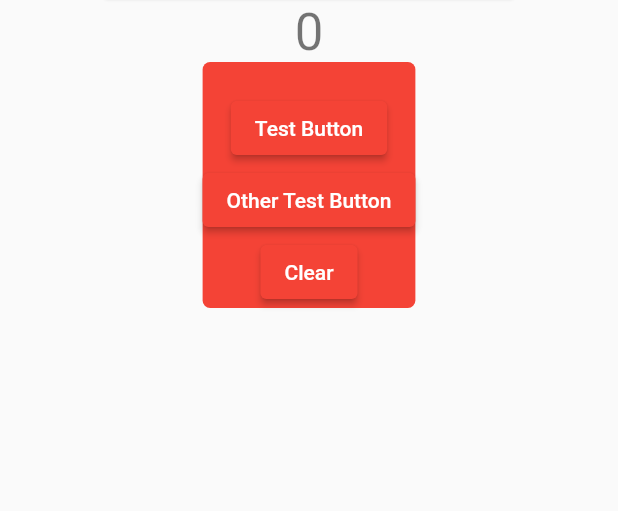
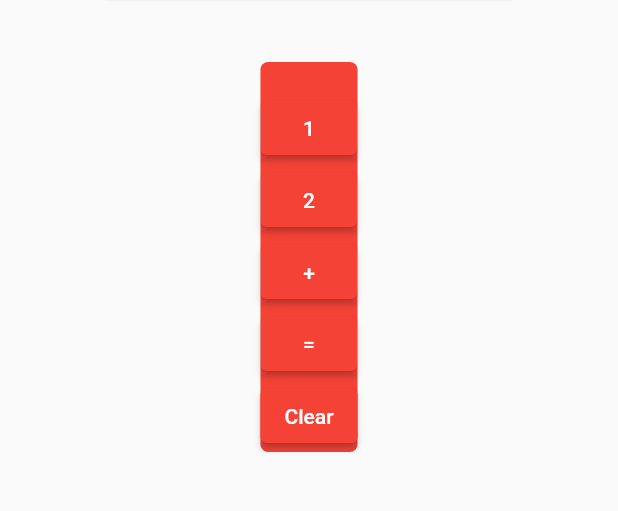
Before and after one commit to OwenPortfolio/flutter-calc, a Flutter app: the screen it shows after launch, on a phone screen of 412 x 824 dp, the part 166-677 px from its top. Run offline on Flutter 3.47's test engine with Material 2 defaults, Android fonts, the phone set to English and light mode, and no system bars; missing offline and left inert: function_tree.

Commit message:
add equation solving

```diff
--- a/lib/main.dart
+++ b/lib/main.dart
@@ -1,4 +1,5 @@
 import 'package:flutter/material.dart';
+import 'package:function_tree/function_tree.dart';
 
 void main() {
   runApp(const MyApp());
@@ -37,7 +38,7 @@ class MyHomePage extends StatefulWidget {
 }
 
 class _MyHomePageState extends State<MyHomePage> {
-  String _screen = '0';
+  String _screen = '';
 
   void _updateScreen(buttonText) {
     setState(() {
@@ -56,6 +57,11 @@ class _MyHomePageState extends State<MyHomePage> {
     });
   }
 
+  void _equals() {
+    setState(() {
+      _screen = _screen.interpret().toString();
+    });
+  }
   @override
   Widget build(BuildContext context) {
     return Scaffold(
@@ -107,15 +113,27 @@ class _MyHomePageState extends State<MyHomePage> {
                   ),
                   ElevatedButton(
                     onPressed: (){
-                      _updateScreen('Test Button');
+                      _updateScreen('1');
                     },
-                    child: Text('Test Button')
+                    child: Text('1')
                   ),
                   ElevatedButton(
                     onPressed: (){
-                      _updateScreen('Other Test Button');
+                      _updateScreen('2');
                     },
-                    child: Text('Other Test Button')
+                    child: Text('2')
+                  ),
+                  ElevatedButton(
+                    onPressed: (){
+                      _updateScreen('+');
+                    },
+                    child: Text('+')
+                  ),
+                  ElevatedButton(
+                    onPressed: (){
+                      _equals();
+                    },
+                    child: Text('=')
                   ),
                   ElevatedButton(
                     onPressed: (){
```
